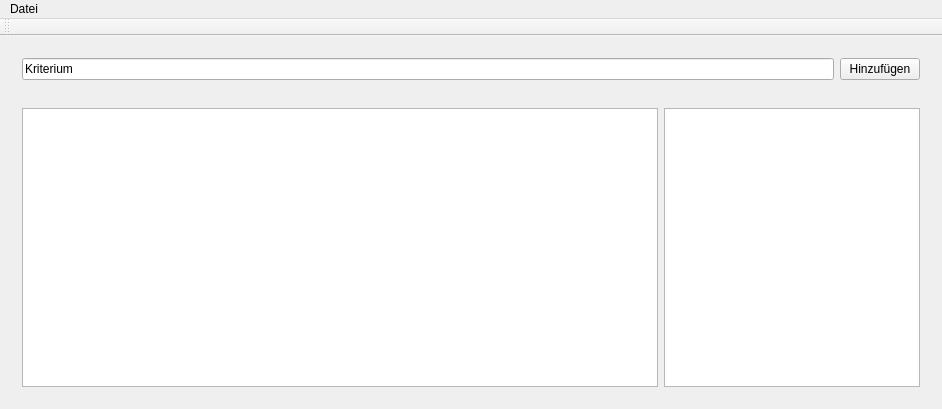
Old version of the form ui/ahpMainWindow.ui in the repository m0gg/ahp-qt5.
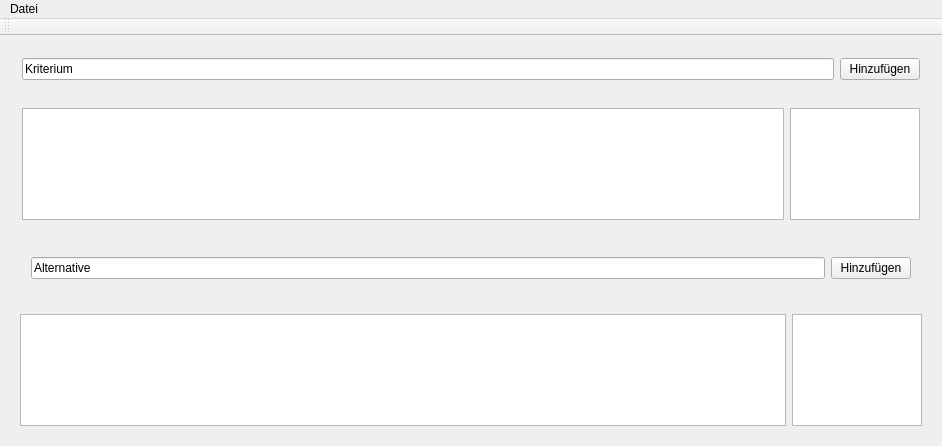
New version of the form.

Commit message: added controls for alternatives

```diff
--- a/ui/ahpMainWindow.ui
+++ b/ui/ahpMainWindow.ui
@@ -7,7 +7,7 @@
     <x>0</x>
     <y>0</y>
     <width>942</width>
-    <height>409</height>
+    <height>446</height>
    </rect>
   </property>
   <property name="windowTitle">
@@ -55,6 +55,12 @@
        </item>
        <item>
         <widget class="QWidget" name="cGrid" native="true">
+         <property name="sizePolicy">
+          <sizepolicy hsizetype="Preferred" vsizetype="Expanding">
+           <horstretch>0</horstretch>
+           <verstretch>0</verstretch>
+          </sizepolicy>
+         </property>
          <layout class="QHBoxLayout" name="horizontalLayout_2">
           <item>
            <widget class="QTableView" name="cTableView"/>
@@ -66,6 +72,87 @@
               <horstretch>0</horstretch>
               <verstretch>0</verstretch>
              </sizepolicy>
+            </property>
+            <property name="maximumSize">
+             <size>
+              <width>130</width>
+              <height>16777215</height>
+             </size>
+            </property>
+           </widget>
+          </item>
+         </layout>
+        </widget>
+       </item>
+       <item>
+        <widget class="QWidget" name="verticalWidget" native="true">
+         <layout class="QVBoxLayout" name="verticalLayout_3">
+          <item>
+           <widget class="QWidget" name="aAddForm" native="true">
+            <layout class="QHBoxLayout" name="horizontalLayout_3">
+             <property name="leftMargin">
+              <number>9</number>
+             </property>
+             <property name="topMargin">
+              <number>9</number>
+             </property>
+             <property name="rightMargin">
+              <number>9</number>
+             </property>
+             <property name="bottomMargin">
+              <number>9</number>
+             </property>
+             <item>
+              <widget class="QLineEdit" name="aAddName">
+               <property name="text">
+                <string>Alternative</string>
+               </property>
+              </widget>
+             </item>
+             <item>
+              <widget class="QPushButton" name="aAddSubmit">
+               <property name="text">
+                <string>Hinzufügen</string>
+               </property>
+              </widget>
+             </item>
+            </layout>
+           </widget>
+          </item>
+         </layout>
+        </widget>
+       </item>
+       <item>
+        <widget class="QWidget" name="aGrid" native="true">
+         <layout class="QHBoxLayout" name="horizontalLayout_4">
+          <property name="leftMargin">
+           <number>9</number>
+          </property>
+          <property name="topMargin">
+           <number>9</number>
+          </property>
+          <property name="rightMargin">
+           <number>9</number>
+          </property>
+          <property name="bottomMargin">
+           <number>9</number>
+          </property>
+          <item>
+           <widget class="QTableView" name="aTableView"/>
+          </item>
+          <item>
+           <widget class="QTableView" name="aValueTable">
+            <property name="sizePolicy">
+             <sizepolicy hsizetype="Preferred" vsizetype="Expanding">
+              <horstretch>0</horstretch>
+              <verstretch>0</verstretch>
+             </sizepolicy>
+            </property>
+            <property name="maximumSize">
+             <size>
+              <width>130</width>
+              <height>16777215</height>
+             </size>
             </property>
            </widget>
           </item>
```
The commit also changes 3 other files.
